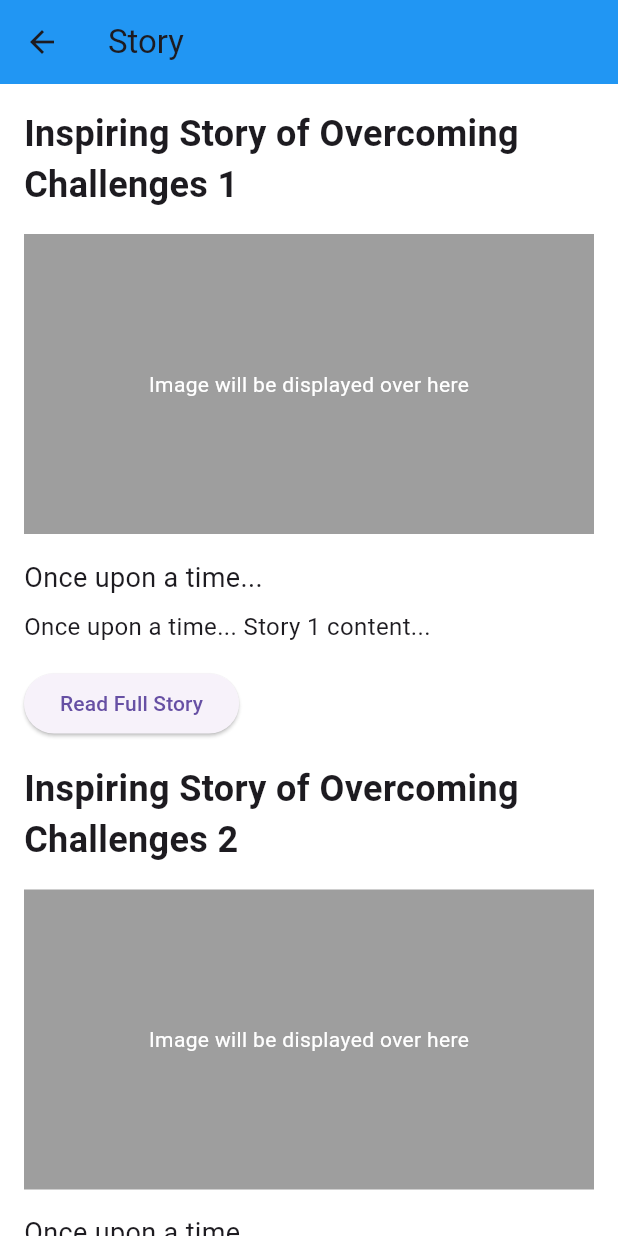
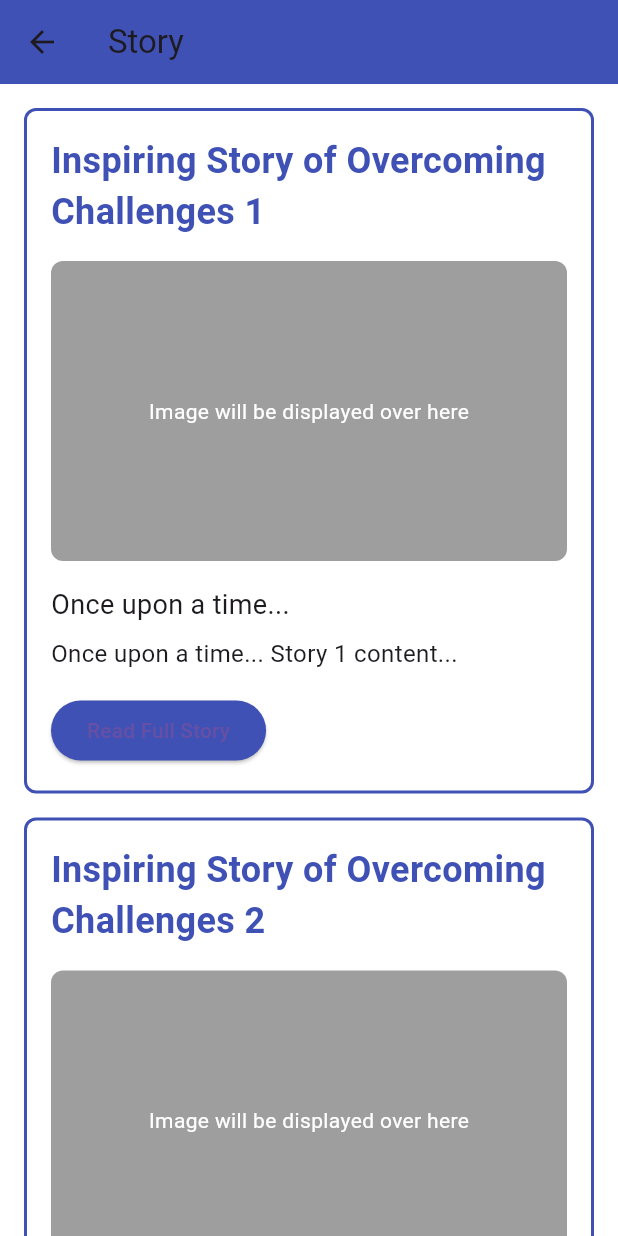
Before and after one commit to dragron-007/HSNCB, a Flutter app: the StoryScreen screen opened by its route, on a phone screen of 412 x 824 dp. Run offline on Flutter 3.47's test engine with Material 3 defaults, Android fonts, the phone set to English and light mode, and no system bars.

Commit message:
Update story.dart

```diff
--- a/lib/story.dart
+++ b/lib/story.dart
@@ -30,7 +30,7 @@ class _StoryScreenState extends State<StoryScreen> {
     return Scaffold(
       appBar: AppBar(
         title: Text('Story'),
-        backgroundColor: Colors.blue,
+        backgroundColor: Colors.indigo, // Improved Indigo
       ),
       body: SingleChildScrollView(
         padding: EdgeInsets.all(16.0),
@@ -40,11 +40,21 @@ class _StoryScreenState extends State<StoryScreen> {
             return Column(
               crossAxisAlignment: CrossAxisAlignment.start,
               children: [
+                Container(
+                  decoration: BoxDecoration(
+                    border: Border.all(color: Colors.indigo, width: 2.0),
+                    borderRadius: BorderRadius.circular(8.0),
+                  ),
+                  padding: EdgeInsets.all(16.0),
+                  child: Column(
+                    crossAxisAlignment: CrossAxisAlignment.start,
+                    children: [
                       Text(
                         story['title'],
                         style: TextStyle(
                           fontSize: 24.0,
                           fontWeight: FontWeight.bold,
+                          color: Colors.indigo,
                         ),
                       ),
                       SizedBox(height: 16.0),
@@ -52,7 +62,10 @@ class _StoryScreenState extends State<StoryScreen> {
                       Container(
                         height: 200.0,
                         width: double.infinity,
+                        decoration: BoxDecoration(
                           color: Colors.grey, // Placeholder color
+                          borderRadius: BorderRadius.circular(8.0),
+                        ),
                         child: Center(
                           child: Text(
                             'Image will be displayed over here',
@@ -76,7 +89,13 @@ class _StoryScreenState extends State<StoryScreen> {
                           // Add any action or navigation as needed
                           // Example: Navigator.pushNamed(context, '/story-details');
                         },
+                        style: ElevatedButton.styleFrom(
+                          primary: Colors.indigo, // Improved Indigo
+                        ),
                         child: Text('Read Full Story'),
+                      ),
+                    ],
+                  ),
                 ),
                 SizedBox(height: 16.0),
               ],
```
Lines whose indentation alone changed are shown as unchanged.
